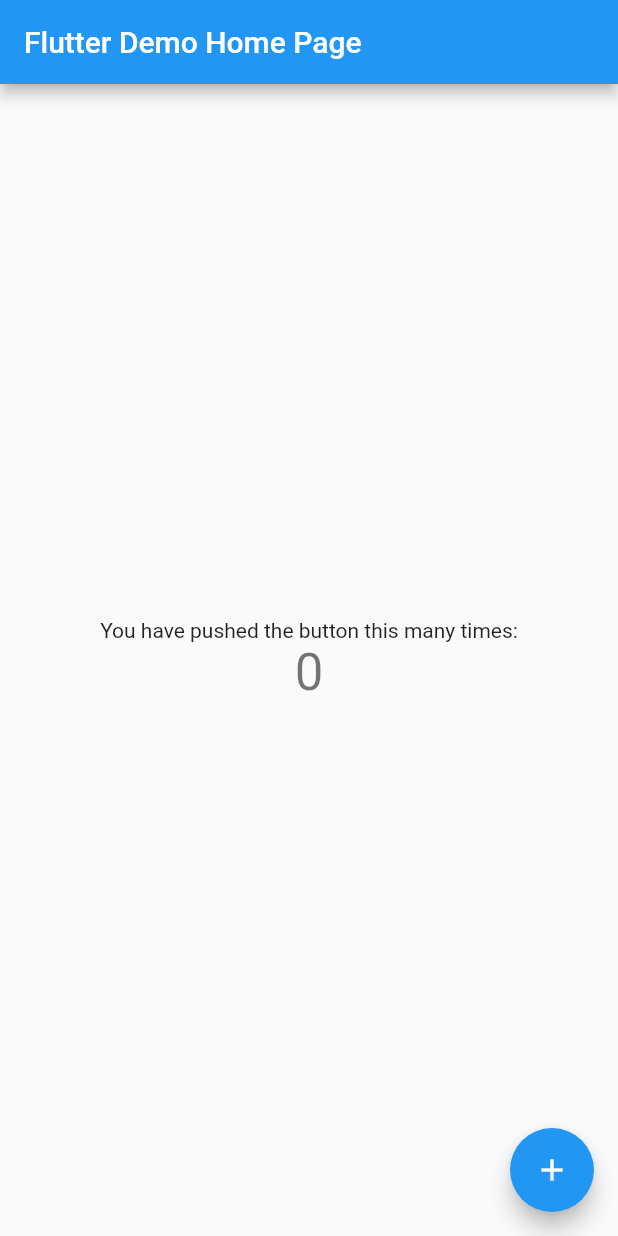
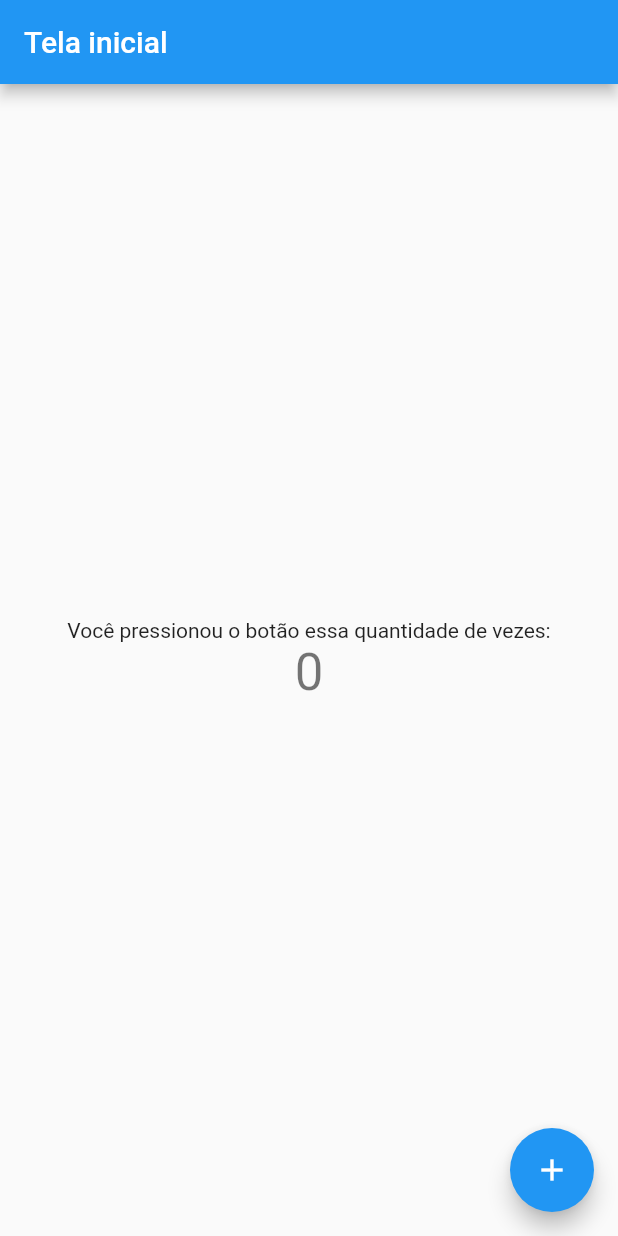
Before and after one commit to victorers1/flutter_experiments, a Flutter app: the screen it shows after launch, on a phone screen of 412 x 824 dp. Run offline on Flutter 3.47's test engine with Material 2 defaults, Android fonts, the phone set to English and light mode, and no system bars.

Commit message:
chore(main): translated texts to brazilian portuguese

```diff
--- a/lib/main.dart
+++ b/lib/main.dart
@@ -5,17 +5,15 @@ void main() {
 }
 
 class MyApp extends StatelessWidget {
-  // This widget is the root of your application.
   @override
   Widget build(BuildContext context) {
     return MaterialApp(
       title: 'Flutter Demo',
       theme: ThemeData(
         primarySwatch: Colors.blue,
-
         visualDensity: VisualDensity.adaptivePlatformDensity,
       ),
-      home: MyHomePage(title: 'Flutter Demo Home Page'),
+      home: MyHomePage(title: 'Tela inicial'),
     );
   }
 }
@@ -48,7 +46,7 @@ class _MyHomePageState extends State<MyHomePage> {
           mainAxisAlignment: MainAxisAlignment.center,
           children: <Widget>[
             Text(
-              'You have pushed the button this many times:',
+              'Você pressionou o botão essa quantidade de vezes:',
             ),
             Text(
               '$_counter',
@@ -59,9 +57,9 @@ class _MyHomePageState extends State<MyHomePage> {
       ),
       floatingActionButton: FloatingActionButton(
         onPressed: _incrementCounter,
-        tooltip: 'Increment',
+        tooltip: 'Dica',
         child: Icon(Icons.add),
-      ), // This trailing comma makes auto-formatting nicer for build methods.
+      ),
     );
   }
 }
```
